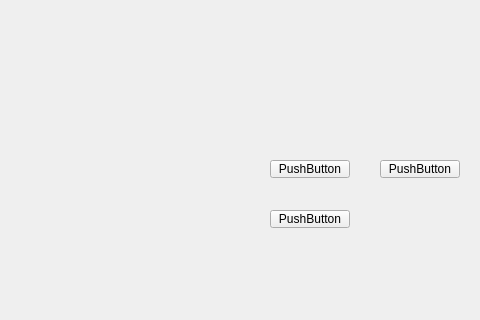
Qt form src/window/gamepage.ui (wzsCrossing/Generals-io) before a commit; both pictures show x 0 to 480 and y 280 to 600 of the 800 by 600 pixel window.
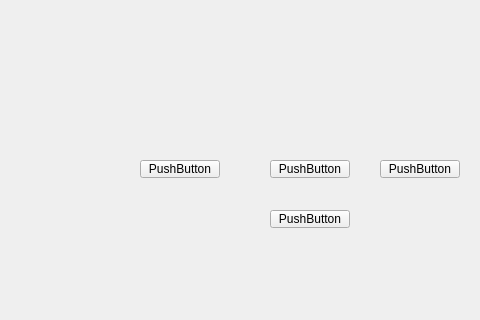
The same form after that commit.

Commit message: add clear move

Diff of the .ui file:
```diff
--- a/src/window/gamepage.ui
+++ b/src/window/gamepage.ui
@@ -86,6 +86,19 @@
      <string>PushButton</string>
     </property>
    </widget>
+   <widget class="QPushButton" name="clearMove">
+    <property name="geometry">
+     <rect>
+      <x>140</x>
+      <y>440</y>
+      <width>80</width>
+      <height>18</height>
+     </rect>
+    </property>
+    <property name="text">
+     <string>PushButton</string>
+    </property>
+   </widget>
   </widget>
   <widget class="QMenuBar" name="menubar">
    <property name="geometry">
```
The commit also changes 4 other files.
